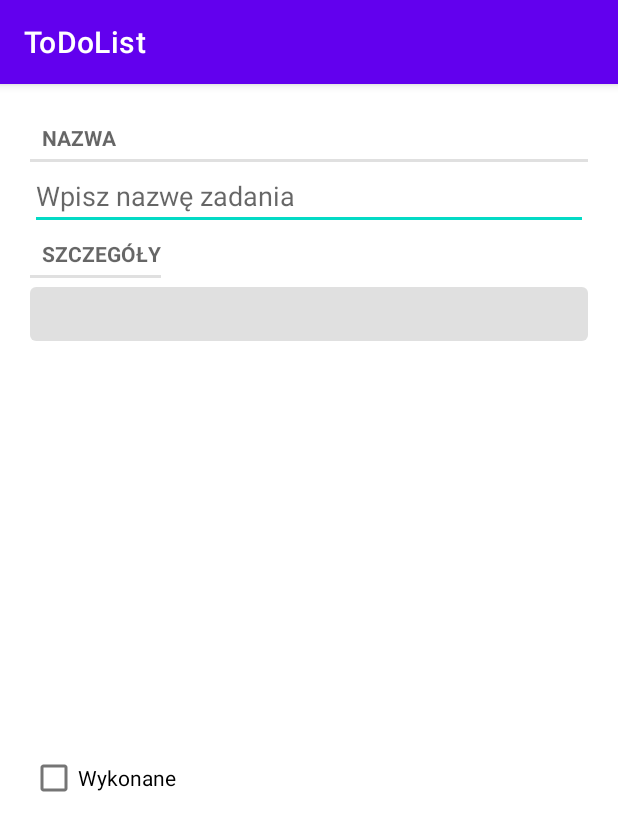
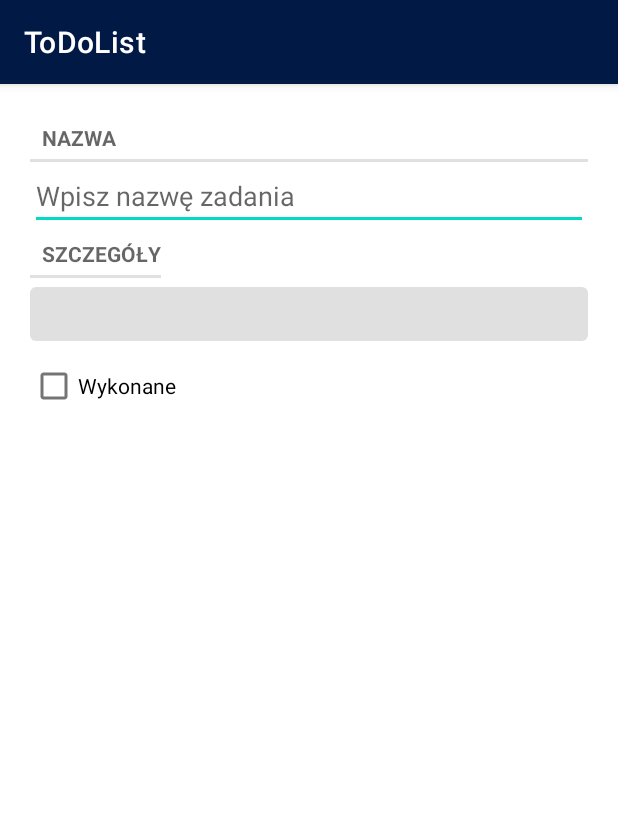
Before and after one commit to przemek978/ToDoList, an Android app: the TaskFragment screen opened directly, with no data from a screen before it, on a phone screen of 412 x 824 dp. Shown: the top 831 px of the screen. Run offline under Robolectric (Android 15) with nearby library versions, the phone set to English and light mode, and no system bars; 3 statements that could not run were skipped.

Commit message:
all working

```diff
--- a/app/src/main/java/com/example/todolist/Task.java
+++ b/app/src/main/java/com/example/todolist/Task.java
@@ -11,7 +11,7 @@ public class Task {
 
     public Task(){
         id=UUID.randomUUID();
-        date=new Date();
+        date = new Date();
     }
 
     public Date getDate() {
@@ -22,7 +22,7 @@ public class Task {
         return name;
     }
 
-    public void setname(String s) {
+    public void setName(String s) {
         this.name=s;
     }
 
--- a/app/src/main/java/com/example/todolist/TaskFragment.java
+++ b/app/src/main/java/com/example/todolist/TaskFragment.java
@@ -22,7 +22,7 @@ public class TaskFragment extends Fragment {
     private Task task;
     private TextView nameField;
     private Button dateButton;
-    CheckBox doneCheckBox;
+    private CheckBox doneCheckBox;
     private View view;
     private final static String ARG_TASK_ID="ARG_TASK_ID";
 
@@ -35,13 +35,7 @@ public class TaskFragment extends Fragment {
         UUID taskId=(UUID) getArguments().getSerializable(ARG_TASK_ID);
         task=TaskStorage.getInstance().getTask(taskId);
     }
-    public static TaskFragment newInstance(UUID taskId){
-        Bundle bundle=new Bundle();
-        bundle.putSerializable(ARG_TASK_ID,taskId);
-        TaskFragment taskFragment = new TaskFragment();
-        taskFragment.setArguments(bundle);
-        return taskFragment;
-    }
+
     @Override
     public View onCreateView(@NonNull LayoutInflater inflater, @Nullable ViewGroup container,Bundle savedInstanceState) {
         View view=inflater.inflate(R.layout.fragment_task, container, false);
@@ -59,7 +53,7 @@ public class TaskFragment extends Fragment {
 
                     @Override
                     public void onTextChanged(CharSequence s, int start, int before, int count) {
-                        task.setname(s.toString());
+                        task.setName(s.toString());
                     }
 
                     @Override
@@ -67,7 +61,9 @@ public class TaskFragment extends Fragment {
 
                     }
                 });
+                nameField.setText(task.getName());
             }
+
             if(dateButton != null){
                 dateButton.setText(task.getDate().toString());
                 dateButton.setEnabled(false);
@@ -75,22 +71,16 @@ public class TaskFragment extends Fragment {
 
             if(doneCheckBox != null){
                 doneCheckBox.setChecked(task.isDone());
-                doneCheckBox.setOnCheckedChangeListener((buttonView, isChecked) ->{
-                    task.setDone(isChecked);
-                });
+                doneCheckBox.setOnCheckedChangeListener((buttonView, isChecked) ->{task.setDone(isChecked);});
             }
         }
-//        dateButton.setText(task.getDate().toString());
-//        dateButton.setEnabled(false);
-//
-//        doneCheckBox.setChecked(task.isDone());
-//        doneCheckBox.setOnCheckedChangeListener((buttonView,isChecked)-> task.setDone(isChecked));
-        //nameField.setText(task.getName());
-        //oneCheckBox.setChecked(task.isDone());
         return view;
     }
-
-
-
-
+    public static TaskFragment newInstance(UUID taskId){
+        Bundle bundle=new Bundle();
+        bundle.putSerializable(ARG_TASK_ID,taskId);
+        TaskFragment taskFragment = new TaskFragment();
+        taskFragment.setArguments(bundle);
+        return taskFragment;
+    }
 }
--- a/app/src/main/java/com/example/todolist/TaskStorage.java
+++ b/app/src/main/java/com/example/todolist/TaskStorage.java
@@ -14,7 +14,7 @@ public class TaskStorage {
         tasks= new ArrayList<>();
         for(int i=1;i<=150;i++){
             Task task=new Task();
-            task.setname("Pilne zadanie numer "+i);
+            task.setName("Pilne zadanie numer "+i);
             task.setDone(i%3==0);
             tasks.add(task);
         }
--- a/app/src/main/res/layout/fragment_task.xml
+++ b/app/src/main/res/layout/fragment_task.xml
@@ -9,11 +9,11 @@
     tools:context=".TaskListActivity">
 
     <TextView
+        android:id="@+id/textView"
         style="?android:listSeparatorTextViewStyle"
-        android:id="@+id/textView"
         android:layout_width="match_parent"
         android:layout_height="wrap_content"
-        android:text="@string/name_label"/>
+        android:text="@string/name_label" />
 
     <EditText
         android:id="@+id/task_name"
@@ -25,7 +25,7 @@
         style="?android:listSeparatorTextViewStyle"
         android:layout_width="wrap_content"
         android:layout_height="wrap_content"
-        android:text="@string/details_label"/>/>
+        android:text="@string/details_label" />
 
     <Button
         android:id="@+id/task_date"
@@ -36,7 +36,6 @@
         android:id="@+id/task_done"
         android:layout_width="match_parent"
         android:layout_height="wrap_content"
-        android:layout_weight="1"
         android:text="@string/done_label" />
 
 </LinearLayout>
--- a/app/src/main/res/values-night/themes.xml
+++ b/app/src/main/res/values-night/themes.xml
@@ -2,15 +2,15 @@
     <!-- Base application theme. -->
     <style name="Theme.ToDoList" parent="Theme.MaterialComponents.DayNight.DarkActionBar">
         <!-- Primary brand color. -->
-        <item name="colorPrimary">@color/purple_200</item>
+        <item name="colorPrimary">@color/material_dynamic_primary10</item>
         <item name="colorPrimaryVariant">@color/purple_700</item>
-        <item name="colorOnPrimary">@color/black</item>
+        <item name="colorOnPrimary">@color/white</item>
         <!-- Secondary brand color. -->
         <item name="colorSecondary">@color/teal_200</item>
-        <item name="colorSecondaryVariant">@color/teal_200</item>
+        <item name="colorSecondaryVariant">@color/teal_700</item>
         <item name="colorOnSecondary">@color/black</item>
         <!-- Status bar color. -->
-        <item name="android:statusBarColor">?attr/colorPrimaryVariant</item>
+        <item name="android:statusBarColor" tools:targetApi="21">?attr/colorPrimary</item>
         <!-- Customize your theme here. -->
     </style>
 </resources>
--- a/app/src/main/res/values/themes.xml
+++ b/app/src/main/res/values/themes.xml
@@ -2,7 +2,7 @@
     <!-- Base application theme. -->
     <style name="Theme.ToDoList" parent="Theme.MaterialComponents.DayNight.DarkActionBar">
         <!-- Primary brand color. -->
-        <item name="colorPrimary">@color/purple_500</item>
+        <item name="colorPrimary">@color/material_dynamic_primary10</item>
         <item name="colorPrimaryVariant">@color/purple_700</item>
         <item name="colorOnPrimary">@color/white</item>
         <!-- Secondary brand color. -->
@@ -10,7 +10,7 @@
         <item name="colorSecondaryVariant">@color/teal_700</item>
         <item name="colorOnSecondary">@color/black</item>
         <!-- Status bar color. -->
-        <item name="android:statusBarColor">?attr/colorPrimaryVariant</item>
+        <item name="android:statusBarColor" tools:targetApi="21">?attr/colorPrimary</item>
         <!-- Customize your theme here. -->
     </style>
 </resources>
```
Also changed, not shown: app/src/main/java/com/example/todolist/TaskListFragment.java (+7 -0 lines), app/src/main/res/layout/list_item_task.xml (+10 -5 lines).
